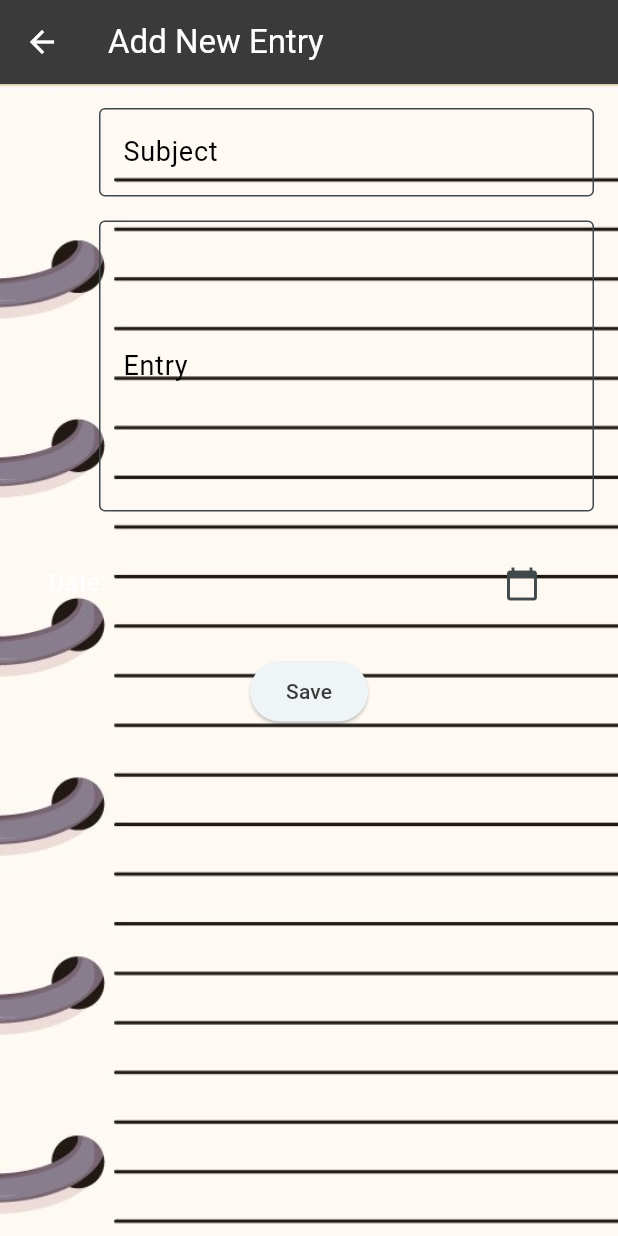
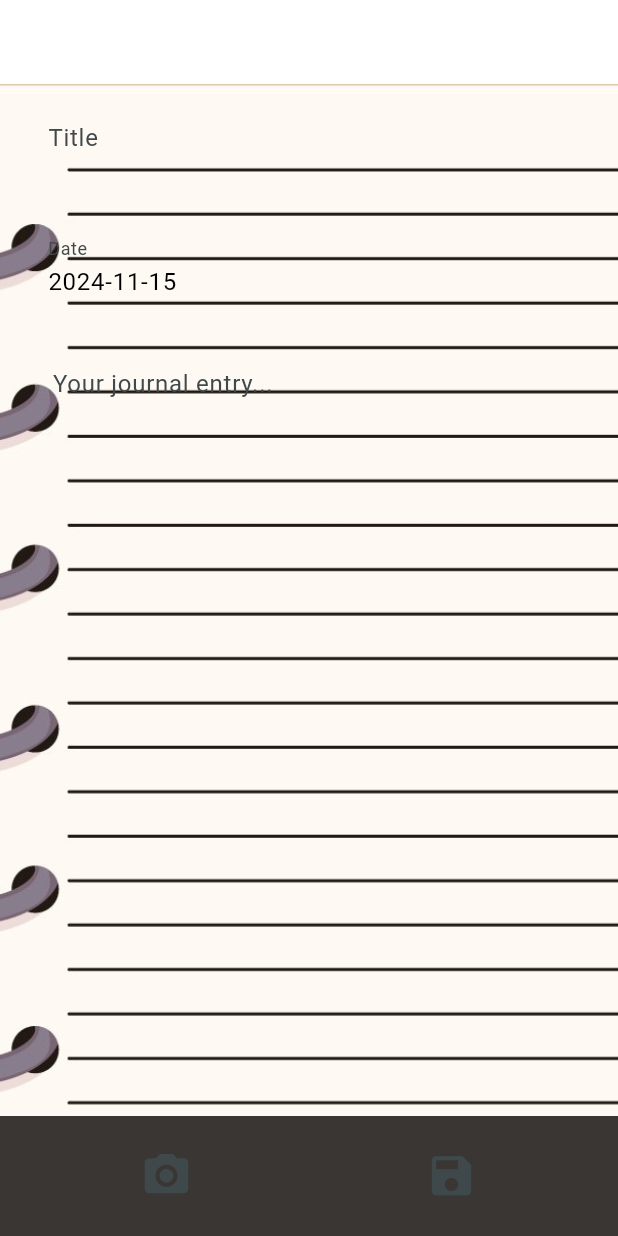
Before and after one commit to consnel8/FinalProject, a Flutter app: the EditJournalPage screen opened directly, on a phone screen of 412 x 824 dp. Run offline on Flutter 3.47's test engine with Material 3 defaults, Android fonts, the light colour scheme and no system bars; our stand-ins replace adaptive_theme, flex_color_scheme, geolocator, image_picker; project files that could hold a hidden picture were left out.

Commit message:
Added camera functionality for entries

```diff
--- /dev/null
+++ b/finalproject/lib/edit_journal_page.dart
@@ -0,0 +1,182 @@
+import 'dart:io';
+import 'package:flutter/material.dart';
+import 'package:image_picker/image_picker.dart'; // Import the image picker package
+import 'journal_entry_model.dart'; // Your model
+
+class EditJournalPage extends StatefulWidget {
+  final JournalEntry? entry;
+
+  const EditJournalPage({Key? key, this.entry}) : super(key: key);
+
+  @override
+  _EditJournalPageState createState() => _EditJournalPageState();
+}
+
+class _EditJournalPageState extends State<EditJournalPage> {
+  final _titleController = TextEditingController();
+  final _contentController = TextEditingController();
+  File? _imageFile; // To hold the picked image file
+  DateTime? _selectedDate; // To store the selected date
+
+  @override
+  void initState() {
+    super.initState();
+
+    // Initialize the text controllers with the existing journal entry (if any)
+    if (widget.entry != null) {
+      _titleController.text = widget.entry!.title;
+      _contentController.text = widget.entry!.content;
+      _imageFile = widget.entry!.imageUrl != null
+          ? File(widget.entry!.imageUrl!)
+          : null; // Load existing image if present
+      _selectedDate = widget.entry!.date; // Load existing date if present
+    } else {
+      _selectedDate = DateTime.now(); // Default to the current date if no entry is provided
+    }
+  }
+
+  // Method to pick an image from the camera
+  Future<void> _captureImage() async {
+    final picker = ImagePicker();
+    final pickedFile = await picker.pickImage(source: ImageSource.camera);
+
+    if (pickedFile != null) {
+      setState(() {
+        _imageFile = File(pickedFile.path); // Store the captured image file
+      });
+    }
+  }
+
+  // Method to show the DatePicker and select a date
+  Future<void> _selectDate(BuildContext context) async {
+    final DateTime initialDate = _selectedDate ?? DateTime.now();
+    final DateTime firstDate = DateTime(2000);
+    final DateTime lastDate = DateTime.now();
+
+    final DateTime? picked = await showDatePicker(
+      context: context,
+      initialDate: initialDate,
+      firstDate: firstDate,
+      lastDate: lastDate,
+    );
+
+    if (picked != null && picked != _selectedDate) {
+      setState(() {
+        _selectedDate = picked; // Update the selected date
+      });
+    }
+  }
+
+  @override
+  Widget build(BuildContext context) {
+    return Scaffold(
+      backgroundColor: Colors.transparent, // Keep the background transparent
+      appBar: AppBar(
+        backgroundColor: Colors.transparent,
+        elevation: 0, // Remove the shadow for the diary look
+        leading: IconButton(
+          icon: const Icon(Icons.arrow_back),
+          onPressed: () {
+            Navigator.pop(context); // Handle back navigation
+          },
+        ),
+        title: const Text('Edit Entry'),
+      ),
+      body: Container(
+        decoration: BoxDecoration(
+          image: DecorationImage(
+            image: AssetImage('assets/journal_diary_icon.jpg'), // Background image
+            fit: BoxFit.cover, // Ensure the image covers the screen
+          ),
+        ),
+        child: Padding(
+          padding: const EdgeInsets.all(16.0),
+          child: Column(
+            children: [
+              TextField(
+                controller: _titleController,
+                maxLines: 2,
+                decoration: InputDecoration(
+                  hintText: 'Title',
+                  border: InputBorder.none, // No border for the diary look
+                  filled: true,
+                  fillColor: Colors.transparent, // Transparent input box
+                ),
+              ),
+              const SizedBox(height: 16),
+              // Date Picker Text Field
+              GestureDetector(
+                onTap: () => _selectDate(context), // Trigger date picker on tap
+                child: AbsorbPointer(
+                  child: TextField(
+                    controller: TextEditingController(
+                        text: _selectedDate != null
+                            ? '${_selectedDate!.toLocal()}'.split(' ')[0]
+                            : 'Select Date'),
+                    decoration: InputDecoration(
+                      labelText: 'Date',
+                      filled: true,
+                      fillColor: Colors.transparent,
+                      border: InputBorder.none,
+                    ),
+                  ),
+                ),
+              ),
+              const SizedBox(height: 16),
+              TextField(
+                controller: _contentController,
+                maxLines: 10,
+                decoration: InputDecoration(
+                  hintText: 'Your journal entry...',
+                  hintStyle: TextStyle(height: 1.5),
+                  border: InputBorder.none, // No border for the diary look
+                  filled: true,
+                  fillColor: Colors.transparent, // Transparent input box
+                  contentPadding: EdgeInsets.only(left: 15.0, top: 20.0),
+                ),
+              ),
+              const SizedBox(height: 16),
+              // Display the picked or captured image if any
+              if (_imageFile != null)
+                Image.file(
+                  _imageFile!,
+                  height: 200, // You can adjust the height based on your preference
+                  fit: BoxFit.cover,
+                ),
+            ],
+          ),
+        ),
+      ),
+      bottomNavigationBar: BottomAppBar(
+        color: const Color(0xFF393634), // Brown color for the bottom bar
+        child: Row(
+          mainAxisAlignment: MainAxisAlignment.spaceAround,
+          children: [
+            // Camera Button to capture an image
+            IconButton(
+              icon: const Icon(Icons.camera_alt),
+              iconSize: 35.0,
+              onPressed: _captureImage, // Capture an image
+            ),
+            // Save Entry Button
+            IconButton(
+              icon: const Icon(Icons.save),
+              iconSize: 35.0,
+              onPressed: () {
+                // Save the journal entry with title, content, image, and selected date
+                final updatedEntry = JournalEntry(
+                  title: _titleController.text,
+                  content: _contentController.text,
+                  imageUrl: _imageFile?.path, // Save the file path as the image URL
+                  date: _selectedDate ?? DateTime.now(), // Use selected date or default to now
+                );
+
+                Navigator.pop(context, updatedEntry); // Return the updated entry
+              },
+            ),
+          ],
+        ),
+      ),
+    );
+  }
+}
--- /dev/null
+++ b/finalproject/lib/journal_entry_model.dart
@@ -0,0 +1,13 @@
+class JournalEntry {
+  final String title;
+  final String content;
+  final DateTime date;
+  final String? imageUrl;
+
+  JournalEntry({
+    required this.title,
+    required this.content,
+    required this.date,
+    this.imageUrl,
+  });
+}
--- a/finalproject/lib/journal_page.dart
+++ b/finalproject/lib/journal_page.dart
@@ -1,4 +1,7 @@
 import 'package:flutter/material.dart';
+import 'edit_journal_page.dart';
+import 'journal_entry_model.dart';
+import 'dart:io';
 
 class JournalPage extends StatefulWidget {
   const JournalPage({Key? key}) : super(key: key);
@@ -8,33 +11,25 @@ class JournalPage extends StatefulWidget {
 }
 
 class _JournalPageState extends State<JournalPage> {
-  // List holds journal entries
   List<JournalEntry> _entries = [];
 
-  // Utility function to format the date
   String formatDate(DateTime date) {
     final now = DateTime.now();
     final difference = now.difference(date).inDays;
 
-    // Calculate how many days ago
     String daysAgoText = difference == 0
         ? "Today"
         : difference == 1
         ? "1 day ago"
         : "$difference days ago";
 
-    // Format the date as "MMM D, YYYY"
     String formattedDate = "${getMonthAbbreviation(date.month)} ${date.day}, ${date.year}";
 
     return "$daysAgoText | $formattedDate";
   }
 
-  // Helper function to get the month abbreviation
   String getMonthAbbreviation(int month) {
-    const months = [
-      "Jan", "Feb", "Mar", "Apr", "May", "Jun",
-      "Jul", "Aug", "Sep", "Oct", "Nov", "Dec"
-    ];
+    const months = ["Jan", "Feb", "Mar", "Apr", "May", "Jun", "Jul", "Aug", "Sep", "Oct", "Nov", "Dec"];
     return months[month - 1];
   }
 
@@ -82,13 +77,8 @@ class _JournalPageState extends State<JournalPage> {
         toolbarHeight: 80,
       ),
       body: _entries.isEmpty
-          ? const Center(
-        child: Text('Start your journey by adding a new entry.'),
-      )
+          ? const Center(child: Text('Start your journey by adding a new entry.'))
           : Scrollbar(
-        thumbVisibility: false,
-        thickness: 8.0,
-        radius: const Radius.circular(10),
         child: ListView.separated(
           itemCount: _entries.length,
           itemBuilder: (context, index) {
@@ -100,42 +90,39 @@ class _JournalPageState extends State<JournalPage> {
               title: Column(
                 crossAxisAlignment: CrossAxisAlignment.start,
                 children: [
-                  Text(
-                    entry.title,
+                  Text(entry.title,
                       style: const TextStyle(
                           color: Color(0xFFBE3B88),
                           fontSize: 24,
-                      fontWeight: FontWeight.bold,
-                    ),
-                  ),
+                          fontWeight: FontWeight.bold)),
                   const SizedBox(height: 8),
-                  Text(
-                    shortContent,
+                  Text(shortContent,
                       style: const TextStyle(
-                      color: Color(0xFF787878),
-                      fontSize: 16,
+                          color: Color(0xFF787878), fontSize: 16)),
+                  // Display the image below the entry content if available
+                  if (entry.imageUrl != null)
+                    Padding(
+                      padding: const EdgeInsets.only(top: 8),
+                      child: Image.file(
+                        File(entry.imageUrl!),
+                        height: 200, // Set a fixed height for the image
+                        fit: BoxFit.cover,
                       ),
                     ),
                 ],
               ),
               subtitle: Padding(
                 padding: const EdgeInsets.only(top: 8),
-                child: Text(
-                  formatDate(entry.date),
-                  style: const TextStyle(
-                    color: Color(0xFF4e4e4e),
-                  ),
-                ),
+                child: Text(formatDate(entry.date),
+                    style: const TextStyle(color: Color(0xFF4e4e4e))),
               ),
               onTap: () {
                 _navigateToEditPage(context, entry);
               },
             );
           },
-          separatorBuilder: (context, index) => const Divider(
-            color: Color(0xFFcfcfcf), // Separator between entries
-            thickness: 1,
-          ),
+          separatorBuilder: (context, index) =>
+          const Divider(color: Color(0xFFcfcfcf), thickness: 1),
         ),
       ),
       bottomNavigationBar: BottomAppBar(
@@ -146,220 +133,40 @@ class _JournalPageState extends State<JournalPage> {
             IconButton(
                 icon: const Icon(Icons.insights),
                 iconSize: 35.0,
-              onPressed: () {
-                _showInsights(context);
-              },
-            ),
-            Container(
-              height: 60,
-              width: 2,
-              color: Colors.black,
-            ),
+                onPressed: () {}),
             IconButton(
                 icon: const Icon(Icons.add),
                 iconSize: 35.0,
                 onPressed: () {
-                _navigateToEditPage(context, null); // Pass null for a new entry
-              },
-            ),
-            Container(
-              height: 60,
-              width: 2,
-              color: Colors.black,
-            ),
+                  _navigateToEditPage(context, null);
+                }),
             IconButton(
                 icon: const Icon(Icons.calendar_today),
                 iconSize: 35.0,
-              onPressed: () {
-                _searchByDate(context);
-              },
-            ),
+                onPressed: () {}),
           ],
         ),
       ),
     );
   }
 
-  void _showInsights(BuildContext context) {
-    // insights functionality here
-  }
-
-  void _searchByDate(BuildContext context) {
-    // date search functionality here
-  }
-
-  // Navigation for editing or adding a new entry
   void _navigateToEditPage(BuildContext context, JournalEntry? entry) async {
     final updatedEntry = await Navigator.push(
       context,
-      MaterialPageRoute(
-        builder: (context) => EditJournalPage(entry: entry),
-      ),
+      MaterialPageRoute(builder: (context) => EditJournalPage(entry: entry)),
     );
     if (updatedEntry != null) {
       setState(() {
         if (entry == null) {
-          // Add a new entry
           _entries.add(updatedEntry);
         } else {
-          // Edit the existing entry
           final index = _entries.indexOf(entry);
           if (index != -1) {
             _entries[index] = updatedEntry;
           }
         }
-        // Sort the entries by date (newest first)
         _entries.sort((a, b) => b.date.compareTo(a.date));
       });
     }
   }
 }
-
-// Edit/Adding journal entry
-class EditJournalPage extends StatefulWidget {
-  final JournalEntry? entry;
-
-  const EditJournalPage({Key? key, this.entry}) : super(key: key);
-
-  @override
-  _EditJournalPageState createState() => _EditJournalPageState();
-}
-
-class _EditJournalPageState extends State<EditJournalPage> {
-  late TextEditingController _titleController;
-  late TextEditingController _contentController;
-  late DateTime _selectedDate;
-
-  @override
-  void initState() {
-    super.initState();
-    if (widget.entry != null) {
-      _titleController = TextEditingController(text: widget.entry!.title);
-      _contentController = TextEditingController(text: widget.entry!.content);
-      _selectedDate = widget.entry!.date;
-    } else {
-      _titleController = TextEditingController();
-      _contentController = TextEditingController();
-      _selectedDate = DateTime.now();
-    }
-  }
-
-  @override
-  Widget build(BuildContext context) {
-    return Scaffold(
-      appBar: AppBar(
-        title: Text(widget.entry == null ? 'Add New Entry' : 'Edit Entry'),
-      ),
-      body: Container(
-        // Set your background here (you can choose color or image)
-        decoration: BoxDecoration(
-          color: const Color(0xFFf4f1f1), // Light background color
-          image: DecorationImage(
-            image: AssetImage('assets/journal_diary_icon.jpg'), // Background image (if desired)
-            fit: BoxFit.cover,
-            alignment: Alignment.centerLeft,
-          ),
-        ),
-        child: Padding(
-          padding: const EdgeInsets.all(16.0),
-          child: Column(
-            children: [
-              // Subject TextField
-              Padding(
-                padding: const EdgeInsets.only(left: 50.0),
-                child: TextField(
-                  controller: _titleController,
-                  decoration: InputDecoration(
-                    labelText: 'Subject',
-                    labelStyle: const TextStyle(color: Colors.black, fontSize: 18),
-                    filled: true,
-                    fillColor: Colors.transparent, // Make background transparent
-                    border: OutlineInputBorder(
-                      borderSide: BorderSide(
-                        color: Colors.transparent, // No border color
-                      ),
-                    ),
-                  ),
-                  style: const TextStyle(color: Colors.black, fontSize: 18),
-                ),
-              ),
-              const SizedBox(height: 16),
-
-              // Entry TextField
-              Padding(
-                padding: const EdgeInsets.only(left: 50.0),
-                child: TextField(
-                  controller: _contentController,
-                  decoration: InputDecoration(
-                    labelText: 'Entry',
-                    labelStyle: const TextStyle(color: Colors.black, fontSize: 18),
-                    filled: true,
-                    fillColor: Colors.transparent, // Make background transparent
-                    border: OutlineInputBorder(
-                      borderSide: BorderSide(
-                        color: Colors.transparent, // No border color
-                      ),
-                    ),
-                  ),
-                  maxLines: 6,
-                  style: const TextStyle(color: Colors.black, fontSize: 18),
-                ),
-              ),
-              const SizedBox(height: 20),
-
-              ListTile(
-                title: Text('Date: ${_selectedDate.toLocal()}'.split(' ')[0]),
-                trailing: IconButton(
-                  icon: const Icon(Icons.calendar_today),
-                  onPressed: () async {
-                    final pickedDate = await showDatePicker(
-                      context: context,
-                      initialDate: _selectedDate,
-                      firstDate: DateTime(2000),
-                      lastDate: DateTime(2101),
-                    );
-                    if (pickedDate != null && pickedDate != _selectedDate) {
-                      setState(() {
-                        _selectedDate = pickedDate;
-                      });
-                    }
-                  },
-                ),
-              ),
-              const SizedBox(height: 20),
-
-              ElevatedButton(
-                onPressed: () {
-                  if (_titleController.text.isNotEmpty &&
-                      _contentController.text.isNotEmpty) {
-                    final entry = JournalEntry(
-                      title: _titleController.text,
-                      content: _contentController.text,
-                      date: _selectedDate,
-                    );
-                    Navigator.of(context).pop(entry);
-                  }
-                },
-                child: const Text('Save'),
-              ),
-            ],
-          ),
-        ),
-      ),
-    );
-  }
-}
-
-
-// Journal Entry model
-class JournalEntry {
-  final String title;
-  final String content;
-  final DateTime date;
-
-  JournalEntry({
-    required this.title,
-    required this.content,
-    required this.date,
-  });
-}
--- a/finalproject/pubspec.yaml
+++ b/finalproject/pubspec.yaml
@@ -42,10 +42,11 @@ dependencies:
   google_fonts: ^6.2.1
   flex_color_scheme: ^8.0.0
   adaptive_theme: ^3.6.0
-  image_picker: ^0.8.5+3
+  image_picker: ^1.1.2
   geolocator: ^9.0.2
   geocoding: ^2.0.0
   http: 1.2.2
+  camera: ^0.11.0+2
 
 
 dev_dependencies:
```
Also changed, not shown: finalproject/pubspec.lock, 1 other file. Lines whose indentation alone changed are shown as unchanged.
